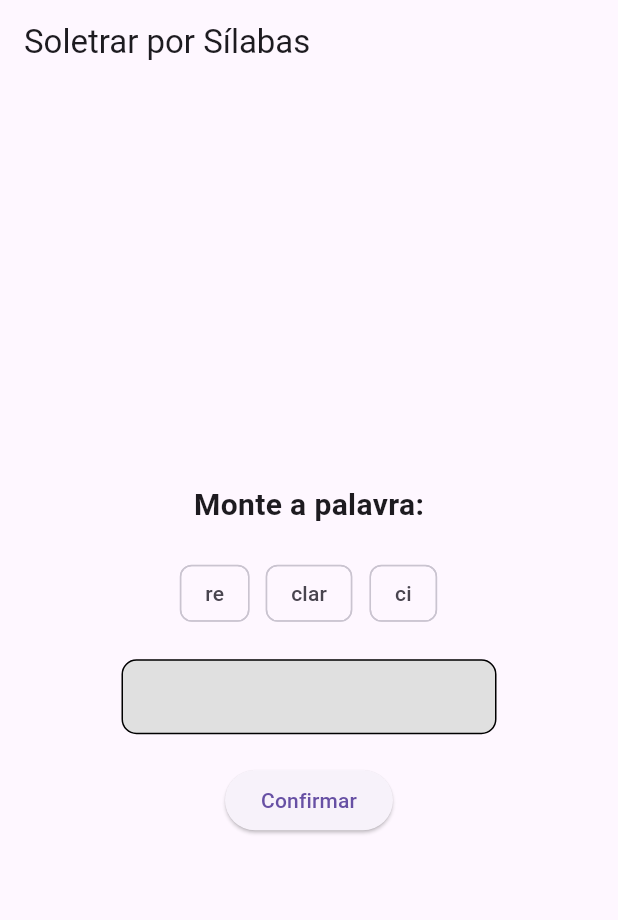
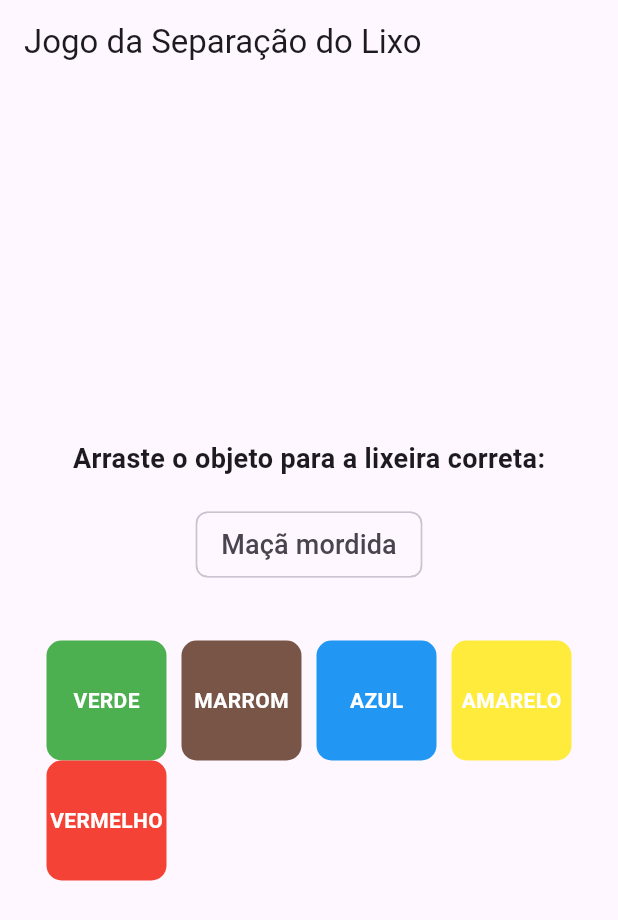
Before and after one commit to CaioSibrao18/Projeto_EcoBot, a Flutter app: the screen it shows after launch, on a phone screen of 412 x 824 dp. Shown: the top 920 px of the screen. Run offline on Flutter 3.47's test engine with Material 3 defaults, Android fonts, the phone set to English and light mode, and no system bars.

Commit message:
Criação de tela do jogo de separação de reciclagem

```diff
--- a/lib/main.dart
+++ b/lib/main.dart
@@ -2,6 +2,7 @@ import 'app_telalogin.dart';
 import 'package:flutter/material.dart';
 import 'package:ecoquest/pages/games/wordgame.dart';
 import 'package:ecoquest/pages/games/syllablegame.dart';
+import 'package:ecoquest/pages/games/hardtrash.dart';
 
 void main() {
   runApp(MyApp());
@@ -12,6 +13,6 @@ class MyApp extends StatelessWidget {
 
   @override
   Widget build(BuildContext context) {
-    return MaterialApp(home: SpellingGameSyllables());
+    return MaterialApp(home: TrashSortingGame());
   }
 }
--- /dev/null
+++ b/lib/pages/games/hardtrash.dart
@@ -0,0 +1,147 @@
+import 'package:flutter/material.dart';
+
+void main() {
+  runApp(MaterialApp(
+    home: TrashSortingGame(),
+  ));
+}
+
+class TrashSortingGame extends StatefulWidget {
+  @override
+  _TrashSortingGameState createState() => _TrashSortingGameState();
+}
+
+class _TrashSortingGameState extends State<TrashSortingGame> {
+  final List<Map<String, dynamic>> trashItems = [
+    {'name': 'Maçã mordida', 'correctBin': 'marrom'},
+    {'name': 'Garrafa PET', 'correctBin': 'verde'},
+    {'name': 'Papelão', 'correctBin': 'azul'},
+    {'name': 'Lata de refrigerante', 'correctBin': 'amarelo'},
+    {'name': 'Pote de margarina', 'correctBin': 'vermelho'},
+  ];
+
+  final Map<String, Color> binColors = {
+    'verde': Colors.green,
+    'marrom': Colors.brown,
+    'azul': Colors.blue,
+    'amarelo': Colors.yellow,
+    'vermelho': Colors.red,
+  };
+
+  int currentItemIndex = 0;
+  int correctAnswers = 0;
+
+  void checkAnswer(String selectedBin) {
+    String correctBin = trashItems[currentItemIndex]['correctBin'];
+
+    if (selectedBin == correctBin) {
+      setState(() {
+        correctAnswers++;
+        if (currentItemIndex < trashItems.length - 1) {
+          currentItemIndex++;
+        } else {
+          showResult();
+        }
+      });
+    } else {
+      showError(correctBin);
+    }
+  }
+
+  void showError(String correctBin) {
+    showDialog(
+      context: context,
+      builder: (context) => AlertDialog(
+        title: Text('Resposta Errada'),
+        content: Text('A lixeira correta era a ${correctBin.toUpperCase()}!'),
+        actions: [
+          TextButton(
+            onPressed: () {
+              setState(() {
+                if (currentItemIndex < trashItems.length - 1) {
+                  currentItemIndex++;
+                } else {
+                  showResult();
+                }
+              });
+              Navigator.pop(context);
+            },
+            child: Text('Continuar'),
+          ),
+        ],
+      ),
+    );
+  }
+
+  void showResult() {
+    double percentage = (correctAnswers / trashItems.length) * 100;
+    showDialog(
+      context: context,
+      builder: (context) => AlertDialog(
+        title: Text('Fim do Jogo'),
+        content: Text('Você acertou ${percentage.toStringAsFixed(1)}% dos objetos!'),
+        actions: [
+          TextButton(
+            onPressed: () {
+              setState(() {
+                currentItemIndex = 0;
+                correctAnswers = 0;
+              });
+              Navigator.pop(context);
+            },
+            child: Text('Jogar Novamente'),
+          ),
+        ],
+      ),
+    );
+  }
+
+  @override
+  Widget build(BuildContext context) {
+    String currentObject = trashItems[currentItemIndex]['name'];
+
+    return Scaffold(
+      appBar: AppBar(title: Text('Jogo da Separação do Lixo')),
+      body: Center(
+        child: Column(
+          mainAxisAlignment: MainAxisAlignment.center,
+          children: [
+            Text(
+              'Arraste o objeto para a lixeira correta:',
+              style: TextStyle(fontSize: 18, fontWeight: FontWeight.bold),
+            ),
+            SizedBox(height: 20),
+            Draggable<String>(
+              data: currentObject,
+              child: Chip(label: Text(currentObject, style: TextStyle(fontSize: 18))),
+              feedback: Material(
+                child: Chip(label: Text(currentObject, style: TextStyle(fontSize: 18))),
+              ),
+            ),
+            SizedBox(height: 40),
+            Wrap(
+              spacing: 10,
+              children: binColors.keys.map((bin) {
+                return DragTarget<String>(
+                  builder: (context, candidateData, rejectedData) {
+                    return Container(
+                      width: 80,
+                      height: 80,
+                      decoration: BoxDecoration(
+                        color: binColors[bin],
+                        borderRadius: BorderRadius.circular(10),
+                      ),
+                      alignment: Alignment.center,
+                      child: Text(bin.toUpperCase(), style: TextStyle(color: Colors.white, fontWeight: FontWeight.bold)),
+                    );
+                  },
+                  onAccept: (data) => checkAnswer(bin),
+                );
+              }).toList(),
+            ),
+          ],
+        ),
+      ),
+    );
+  }
+}
```
